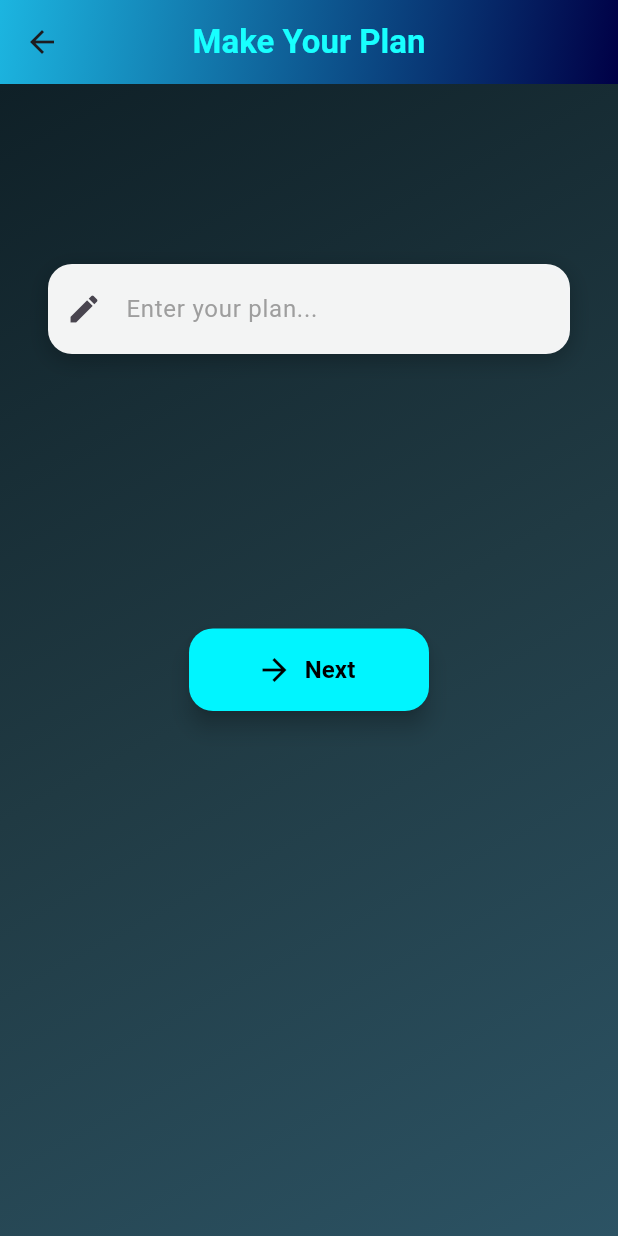
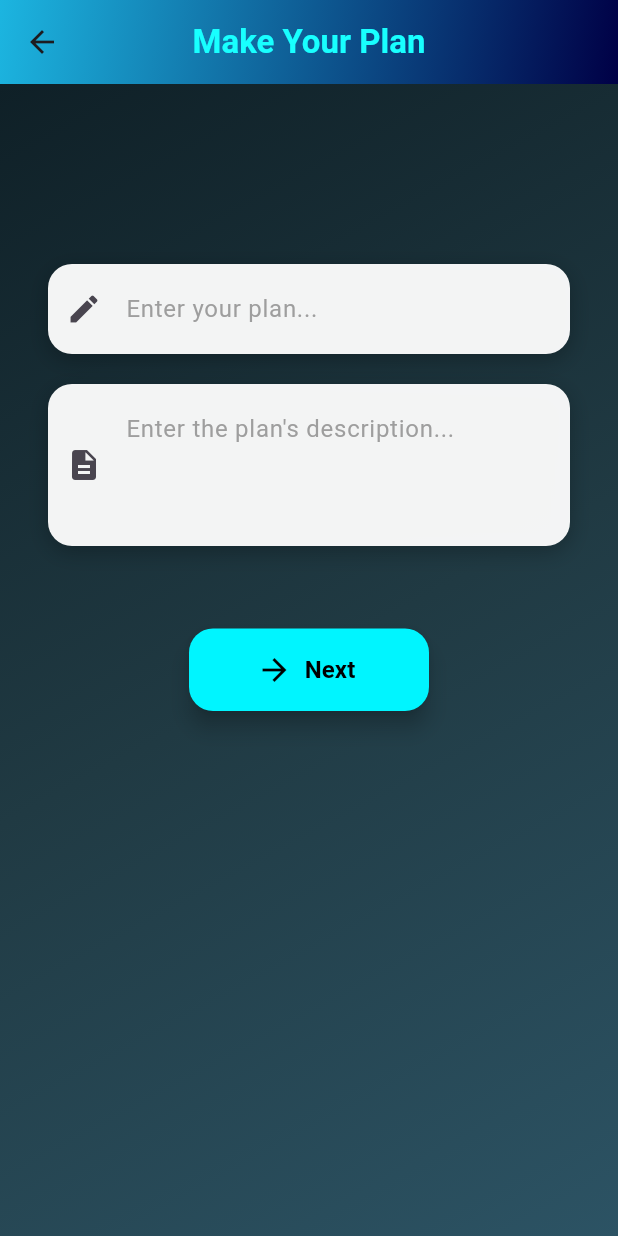
Before and after one commit to Atharv-iitr/Hangout-Planner-App, a Flutter app: the MakePlan screen opened by its route, on a phone screen of 412 x 824 dp. Run offline on Flutter 3.47's test engine with Material 3 defaults, Android fonts, the phone set to English and light mode, and no system bars; our stand-ins replace cloud_firestore, firebase_auth, firebase_core; accounts and stored records are empty.

Commit message:
Update make_plan.dart

```diff
--- a/lib/Pages/make_plan.dart
+++ b/lib/Pages/make_plan.dart
@@ -45,11 +45,13 @@ class MakePlan extends StatelessWidget {
                 const SizedBox(height: 120),
                 Padding(
                   padding: const EdgeInsets.symmetric(horizontal: 32),
-                  child: Container(
+                  child: Column(
+                    children: [
+                      Container(
                         decoration: BoxDecoration(
                           color: Colors.white.withOpacity(0.95),
                           borderRadius: BorderRadius.circular(16),
-                      boxShadow: [
+                          boxShadow: const [
                             BoxShadow(
                               color: Colors.black26,
                               blurRadius: 12,
@@ -57,16 +59,43 @@ class MakePlan extends StatelessWidget {
                             ),
                           ],
                         ),
-                    child: TextField(
+                        child: const TextField(
                           decoration: InputDecoration(
                             hintText: 'Enter your plan...',
-                        hintStyle: const TextStyle(color: Colors.grey),
-                        prefixIcon: const Icon(Icons.edit),
+                            hintStyle: TextStyle(color: Colors.grey),
+                            prefixIcon: Icon(Icons.edit),
                             border: InputBorder.none,
-                        contentPadding: const EdgeInsets.all(18),
+                            contentPadding: EdgeInsets.all(18),
                           ),
-                      style: const TextStyle(fontSize: 16),
+                          style: TextStyle(fontSize: 16),
                         ),
+                      ),
+                      const SizedBox(height: 20),
+                      Container(
+                        decoration: BoxDecoration(
+                          color: Colors.white.withOpacity(0.95),
+                          borderRadius: BorderRadius.circular(16),
+                          boxShadow: const [
+                            BoxShadow(
+                              color: Colors.black26,
+                              blurRadius: 12,
+                              offset: Offset(0, 4),
+                            ),
+                          ],
+                        ),
+                        child: const TextField(
+                          decoration: InputDecoration(
+                            hintText: "Enter the plan's description...",
+                            hintStyle: TextStyle(color: Colors.grey),
+                            prefixIcon: Icon(Icons.description),
+                            border: InputBorder.none,
+                            contentPadding: EdgeInsets.all(18),
+                          ),
+                          style: TextStyle(fontSize: 16),
+                          maxLines: 3,
+                        ),
+                      ),
+                    ],
                   ),
                 ),
               ],
```
Lines whose indentation alone changed are shown as unchanged.
